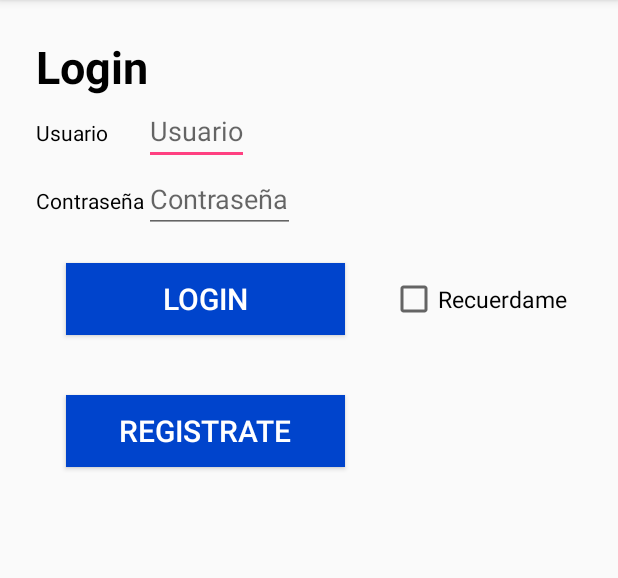
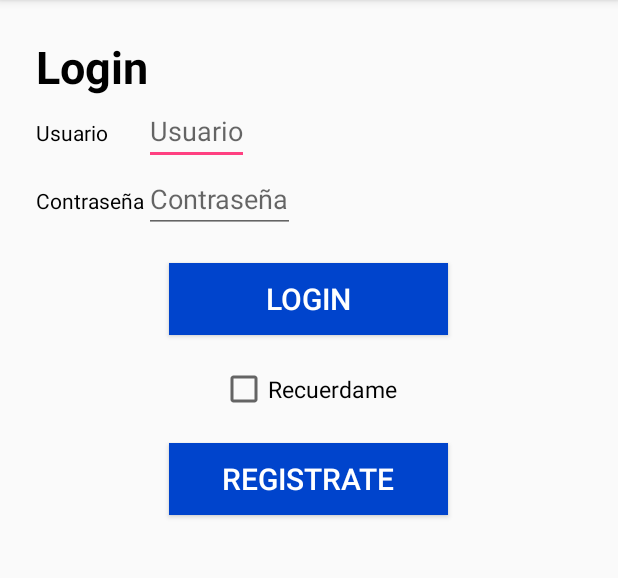
Before and after one commit to Knightkod/SignApp_Android, an Android app: the LoginActivity screen opened directly, with no data from a screen before it, on a phone screen of 412 x 824 dp, the part 84-662 px from its top. Run offline under Robolectric (Android 15) with nearby library versions, the light colour scheme and no system bars.

Commit message:
Actualizada vista de login para correcion de errores menores.

```diff
--- a/SignApp/app/src/main/res/layout/activity_login.xml
+++ b/SignApp/app/src/main/res/layout/activity_login.xml
@@ -46,10 +46,7 @@
             android:hint="@string/passwd"
             />
     </GridLayout>
-    <GridLayout
-        android:layout_width="match_parent"
-        android:layout_height="wrap_content"
-        android:columnCount="2">
+
         <Button
         android:id="@+id/buttonLogin"
         android:layout_width="@dimen/loginForumButton"
@@ -70,13 +67,12 @@
             android:text="@string/rememberMe"
             android:textSize="@dimen/textSize"
             android:textColor="@color/textColor"/>
-    </GridLayout>
 
     <Button
         android:id="@+id/buttonRegister"
         android:layout_width="@dimen/loginForumButton"
         android:layout_height="wrap_content"
-        android:layout_gravity="center_vertical"
+        android:layout_gravity="center"
         android:layout_margin="@dimen/buttonMargin"
         android:background="@color/colorPrimary"
         android:text="@string/registerButton"
```
